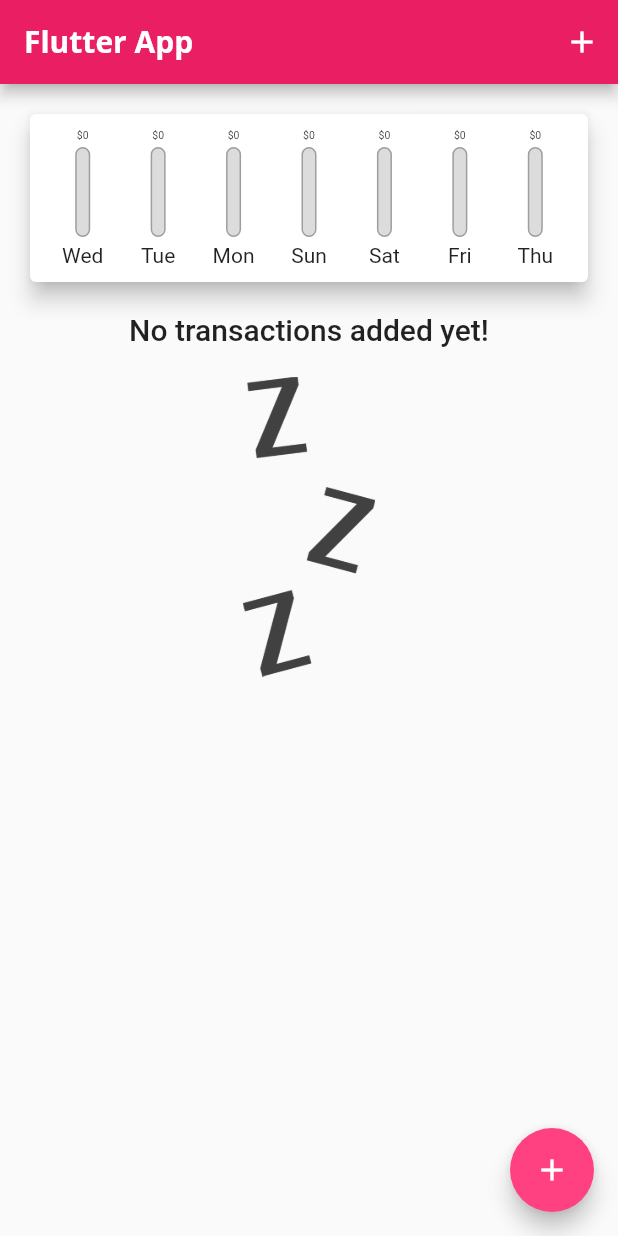
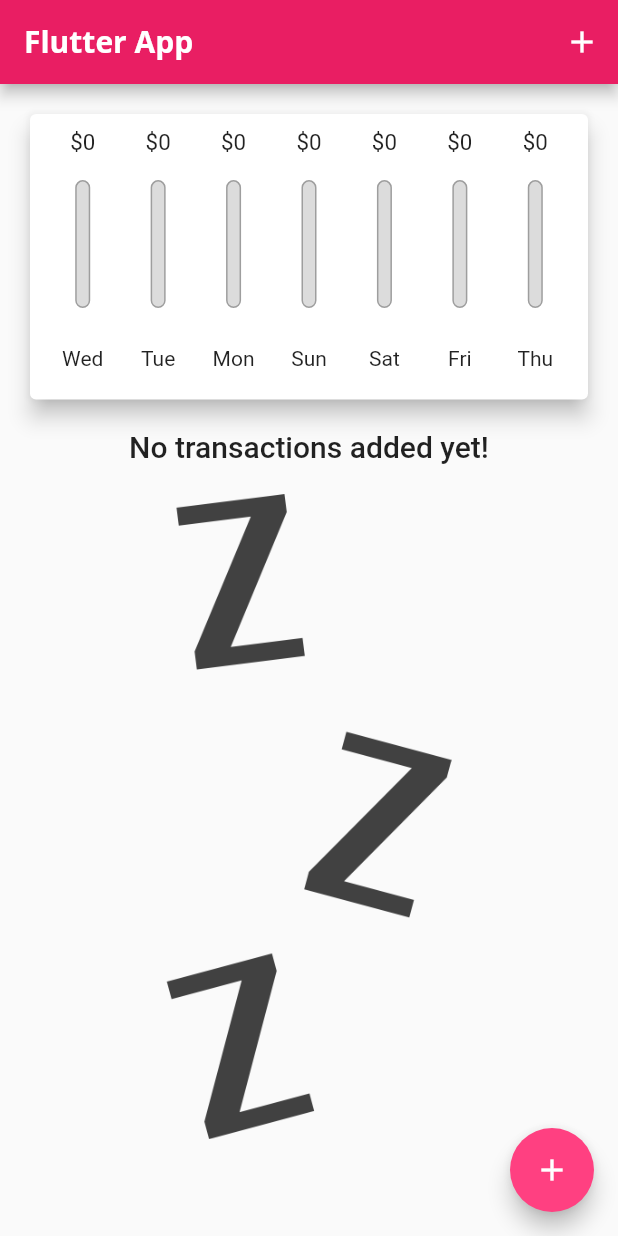
Before and after one commit to minhkwan/personal-expense, a Flutter app: the screen it shows after launch, on a phone screen of 412 x 824 dp. Run offline on Flutter 3.47's test engine with Material 2 defaults, Android fonts, the phone set to English and light mode, and no system bars; Roboto replaces fonts that are missing (Quicksand).

Commit message:
Update Responsive

```diff
--- a/personal_expense/lib/main.dart
+++ b/personal_expense/lib/main.dart
@@ -37,6 +37,8 @@ class MyHomePage extends StatefulWidget {
 }
 
 class _MyHomePageState extends State<MyHomePage> {
+  var showChart = false;
+
   final List<Transaction> transactionsList = [];
 
   void createNewTrans(String title, double amount, DateTime chosenDate) {
@@ -76,8 +78,10 @@ class _MyHomePageState extends State<MyHomePage> {
 
   @override
   Widget build(BuildContext context) {
-    return Scaffold(
-      appBar: AppBar(
+    final isLandscape =
+        MediaQuery.of(context).orientation == Orientation.landscape;
+
+    final appBar = AppBar(
       title: const Text('Flutter App'),
       actions: <Widget>[
         IconButton(
@@ -87,14 +91,53 @@ class _MyHomePageState extends State<MyHomePage> {
           onPressed: () {},
         ),
       ],
-      ),
+    );
+
+    final transactionWidget = Container(
+        height: (MediaQuery.of(context).size.height -
+                appBar.preferredSize.height -
+                MediaQuery.of(context).padding.top) *
+            0.7,
+        child: TransactionList(transactionsList, deleteTransaction));
+    return Scaffold(
+      appBar: appBar,
       body: SingleChildScrollView(
         child: Column(
           mainAxisAlignment: MainAxisAlignment.start,
           crossAxisAlignment: CrossAxisAlignment.stretch,
           children: <Widget>[
-            Chart(transactionsList),
-            TransactionList(transactionsList, deleteTransaction),
+            if (isLandscape)
+              Row(
+                children: [
+                  const Text(
+                    'Show chart',
+                  ),
+                  Switch(
+                      value: showChart,
+                      onChanged: (val) {
+                        setState(() {
+                          showChart = val;
+                        });
+                      }),
+                ],
+              ),
+            if (!isLandscape)
+              Container(
+                  height: (MediaQuery.of(context).size.height -
+                          appBar.preferredSize.height -
+                          MediaQuery.of(context).padding.top) *
+                      0.3,
+                  child: Chart(transactionsList)),
+            if (!isLandscape) transactionWidget,
+            if (isLandscape)
+              showChart
+                  ? Container(
+                      height: (MediaQuery.of(context).size.height -
+                              appBar.preferredSize.height -
+                              MediaQuery.of(context).padding.top) *
+                          0.7,
+                      child: Chart(transactionsList))
+                  : transactionWidget,
           ],
         ),
       ),
--- a/personal_expense/lib/widgets/chart_bar.dart
+++ b/personal_expense/lib/widgets/chart_bar.dart
@@ -9,19 +9,20 @@ class ChartBar extends StatelessWidget {
 
   @override
   Widget build(BuildContext context) {
+    return LayoutBuilder(builder: (ctx, constraints) {
       return Column(
         children: <Widget>[
           SizedBox(
-          height: 8,
+            height: constraints.maxHeight * 0.1,
             child: FittedBox(
               child: Text('\$${spendingAmount.toStringAsFixed(0)}'),
             ),
           ),
-        const SizedBox(
-          height: 4,
+          SizedBox(
+            height: constraints.maxHeight * 0.1,
           ),
           Container(
-          height: 60,
+            height: constraints.maxHeight * 0.5,
             width: 10,
             child: Stack(
               children: <Widget>[
@@ -44,11 +45,15 @@ class ChartBar extends StatelessWidget {
               ],
             ),
           ),
-        const SizedBox(
-          height: 4,
+          SizedBox(
+            height: constraints.maxHeight * 0.15,
           ),
-        Text(label),
+          Container(
+            height: constraints.maxHeight * 0.15,
+            child: Text(label),
+          ),
         ],
       );
+    });
   }
 }
--- a/personal_expense/lib/widgets/transaction_list.dart
+++ b/personal_expense/lib/widgets/transaction_list.dart
@@ -10,8 +10,8 @@ class TransactionList extends StatelessWidget {
 
   @override
   Widget build(BuildContext context) {
+    return LayoutBuilder(builder: (ctx, constraints) {
       return SizedBox(
-      height: 400,
         child: transactionsList.isEmpty
             ? Column(
                 children: <Widget>[
@@ -23,7 +23,7 @@ class TransactionList extends StatelessWidget {
                     height: 20,
                   ),
                   SizedBox(
-                    height: 200,
+                      height: constraints.maxHeight * 0.8,
                       child: Image.asset(
                         'assets/images/waiting.png',
                         fit: BoxFit.cover,
@@ -44,8 +44,8 @@ class TransactionList extends StatelessWidget {
                         child: FittedBox(
                             child: Padding(
                                 padding: const EdgeInsets.all(10),
-                              child:
-                                  Text('\$${transactionsList[index].amount}'))),
+                                child: Text(
+                                    '\$${transactionsList[index].amount}'))),
                       ),
                       title: Text(
                         transactionsList[index].title,
@@ -70,5 +70,6 @@ class TransactionList extends StatelessWidget {
                 itemCount: transactionsList.length,
               ),
       );
+    });
   }
 }
```
Lines whose indentation alone changed are shown as unchanged.
